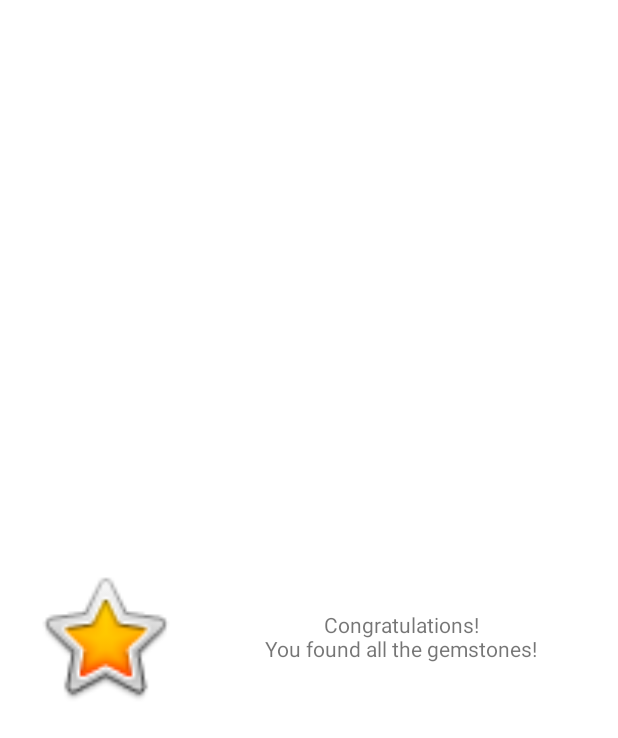
After one commit to Maiquey/Sweepminer, an Android app: the layout game_over_layout.xml on its own in the app's theme, with its tools: preview values and no code run, on a phone screen of 412 x 824 dp. The commit adds this screen. Shown: the top 738 px of the screen. Run offline under Robolectric (Android 15) with nearby library versions, the phone set to English and light mode, and no system bars.

Commit message:
Create Game over pop-up.
Create alert dialogue that notifies the user they have won the game and exits the game activity when user presses "ok".

```diff
--- /dev/null
+++ b/app/src/main/res/layout/game_over_layout.xml
@@ -0,0 +1,30 @@
+<?xml version="1.0" encoding="utf-8"?>
+<androidx.constraintlayout.widget.ConstraintLayout xmlns:android="http://schemas.android.com/apk/res/android"
+    xmlns:app="http://schemas.android.com/apk/res-auto"
+    xmlns:tools="http://schemas.android.com/tools"
+    android:layout_width="match_parent"
+    android:layout_height="match_parent">
+
+    <TextView
+        android:id="@+id/textView"
+        android:layout_width="wrap_content"
+        android:layout_height="wrap_content"
+        android:layout_marginTop="24dp"
+        android:gravity="center"
+        android:text="Congratulations!\nYou found all the gemstones!"
+        app:layout_constraintBottom_toBottomOf="parent"
+        app:layout_constraintEnd_toEndOf="parent"
+        app:layout_constraintStart_toEndOf="@+id/imageView2"
+        app:layout_constraintTop_toTopOf="parent" />
+
+    <ImageView
+        android:id="@+id/imageView2"
+        android:layout_width="107dp"
+        android:layout_height="98dp"
+        android:layout_marginStart="16dp"
+        android:layout_marginTop="24dp"
+        app:layout_constraintBottom_toBottomOf="parent"
+        app:layout_constraintStart_toStartOf="parent"
+        app:layout_constraintTop_toTopOf="parent"
+        app:srcCompat="@android:drawable/btn_star_big_on" />
+</androidx.constraintlayout.widget.ConstraintLayout>
```
Also changed, not shown: app/src/main/java/ca/cmpt276/as3/GameActivity.java (+6 -4 lines), app/src/main/java/ca/cmpt276/as3/GameOverFragment.java (added, +38 -0 lines).
